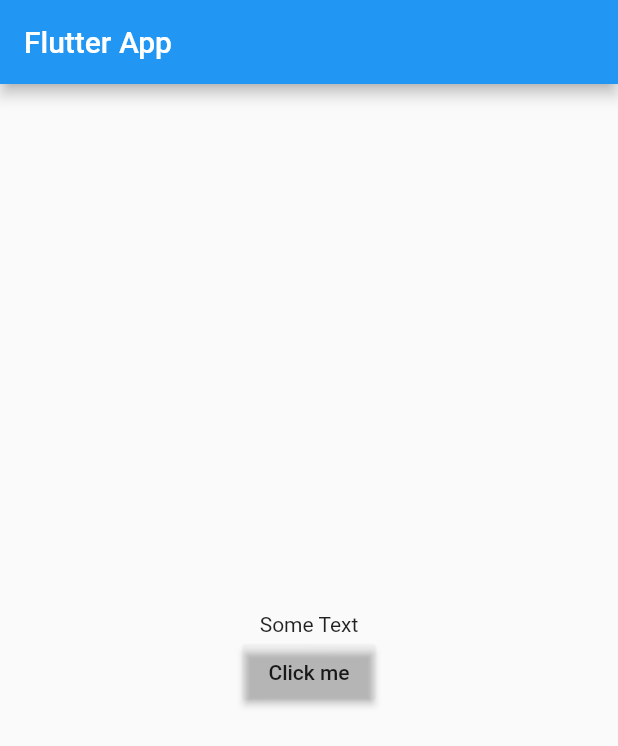
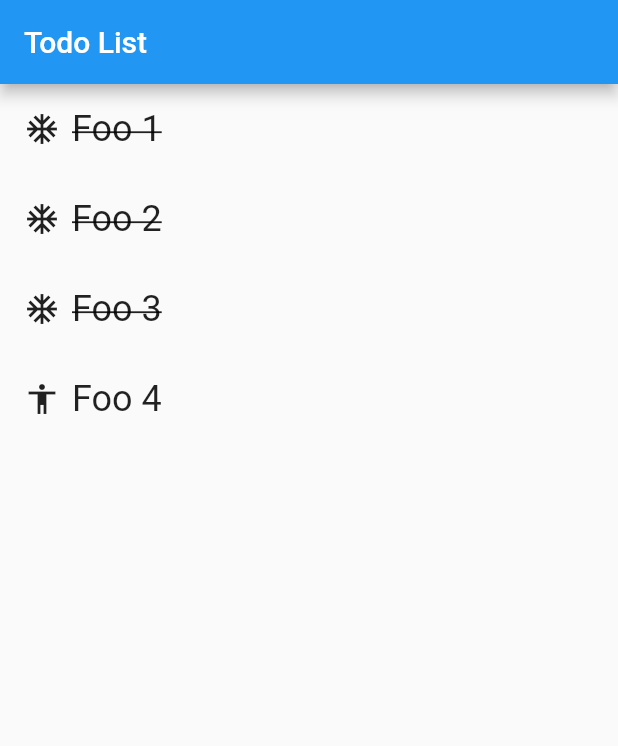
Before and after one commit to priyanallan/first-flutter-session, a Flutter app: the screen it shows after launch, on a phone screen of 412 x 824 dp. Shown: the top 746 px of the screen. Run offline on Flutter 3.47's test engine with Material 2 defaults, Android fonts, the phone set to English and light mode, and no system bars.

Commit message:
Implemented ToDo ListView and corresponding list items

```diff
--- a/lib/main.dart
+++ b/lib/main.dart
@@ -1,32 +1,28 @@
 import 'package:flutter/material.dart';
+import 'screen.dart';
+import 'todo_list_route.dart';
 
 void main() => runApp(new MyFlutterApp());
 
-class MyFlutterApp extends StatelessWidget {
+class MyFlutterApp extends StatelessWidget{
   @override
   Widget build(BuildContext context) {
-    // TODO: implement build
-    return MaterialApp(
-      home: Scaffold(
-          appBar: AppBar(
-            title: Text('Flutter App'),
-          ),
-          body: Center(
-              child: Column(
-                mainAxisAlignment: MainAxisAlignment.center,
-            children: <Widget>[
-              Text('Some Text'),
-              RaisedButton(
-                color: Color(255),
-                child: Text('Click me'),
-                onPressed: () {
-                  print("You clicked the button");
-                },
-              ),
-            ],
-          )
-          )
+    return new MaterialApp(
+      title: 'Flutter Demo',
+      theme: new ThemeData(
+        primarySwatch: Colors.blue,
       ),
+      home: TodoListApp(),
     );
   }
 }
+
+class TodoListApp extends StatelessWidget{
+  @override
+  Widget build(BuildContext context) {
+    return Screen(
+      title: 'Todo List',
+      body: TodoListRoute(),
+    );
+  }
+}
--- /dev/null
+++ b/lib/screen.dart
@@ -0,0 +1,23 @@
+import 'package:flutter/material.dart';
+
+class Screen extends StatelessWidget {
+  final String title;
+  final Widget body;
+
+  const Screen({
+    @required this.title,
+    @required this.body,
+  })
+      : assert(title != null),
+        assert(body != null);
+
+  @override
+  Widget build(BuildContext context) {
+    return Scaffold(
+      appBar: AppBar(
+        title: Text(title),
+      ),
+      body: body,
+    );
+  }
+}
--- /dev/null
+++ b/lib/todo.dart
@@ -0,0 +1,30 @@
+import 'package:flutter/material.dart';
+
+class Todo {
+  final String title;
+  final String description;
+  final bool isDone;
+  final IconData icon;
+
+  const Todo({
+    @required this.title,
+    this.description = "",
+    @required this.isDone,
+    @required this.icon,
+  })  : assert(title != null),
+        assert(isDone != null),
+        assert(icon != null);
+
+  Todo copy({
+    String title,
+    String description,
+    bool isDone,
+    IconData icon,
+}) {
+    return Todo (title: title ?? this.title,
+    description: description ?? this.description,
+    isDone: isDone ?? this.isDone,
+    icon: icon ?? this.icon,
+    );
+  }
+}
--- /dev/null
+++ b/lib/todo_list_route.dart
@@ -0,0 +1,41 @@
+import 'package:flutter/material.dart';
+import 'todo.dart';
+import 'todo_row.dart';
+
+class TodoListRoute extends StatefulWidget {
+  @override
+  TodoListRouteState createState() {
+    return TodoListRouteState();
+  }
+}
+
+class TodoListRouteState extends State<TodoListRoute> {
+  final _items = <Todo>[
+    Todo(
+        title: "Foo 1",
+        description: "This is a fancy description",
+        isDone: true,
+        icon: Icons.ac_unit),
+    Todo(title: "Foo 2", isDone: true, icon: Icons.ac_unit),
+    Todo(title: "Foo 3", isDone: true, icon: Icons.ac_unit),
+    Todo(title: "Foo 4", isDone: false, icon: Icons.accessibility),
+  ];
+
+  @override
+  Widget build(BuildContext context) {
+    return ListView.builder(
+        itemCount: _items.length,
+        itemBuilder: (BuildContext context, int index) {
+          return TodoRow(
+            todo: _items[index],
+            onTodoUpdated: (updatedTodo) {
+              setState(() {
+                _items[index] = updatedTodo;
+              });
+
+              print("This is an update in the list $updatedTodo");
+            },
+          );
+        });
+  }
+}
--- /dev/null
+++ b/lib/todo_route.dart
@@ -0,0 +1,54 @@
+import 'package:flutter/material.dart';
+
+import 'todo.dart';
+import 'screen.dart';
+
+class TodoRoute extends StatefulWidget {
+  final Todo todo;
+  final void Function(Todo updatedTodo) onTodoUpdated;
+
+  TodoRoute({
+    @required this.todo,
+    @required this.onTodoUpdated,
+  })  : assert(todo != null),
+        assert(onTodoUpdated != null);
+
+  @override
+  State<StatefulWidget> createState() {
+    return _TodoRouteState();
+  }
+}
+
+class _TodoRouteState extends State<TodoRoute> {
+  Todo _todo;
+
+  @override
+  void initState() {
+    _todo = widget.todo;
+    super.initState();
+  }
+
+  @override
+  Widget build(BuildContext context) {
+    return Screen(
+      title: _todo.title,
+      body: Column(
+        children: <Widget>[
+          Text(_todo.description),
+          Checkbox(
+            value: _todo.isDone,
+            onChanged: (newValue) {
+              setState(() {
+                final updatedTodo = _todo.copy(isDone: newValue);
+                _todo = updatedTodo;
+                widget.onTodoUpdated(updatedTodo);
+              });
+
+              print("Just checked $newValue");
+            },
+          ),
+        ],
+      ),
+    );
+  }
+}
--- /dev/null
+++ b/lib/todo_row.dart
@@ -0,0 +1,54 @@
+import 'package:flutter/material.dart';
+import 'todo.dart';
+import 'todo_route.dart';
+
+class TodoRow extends StatelessWidget {
+  final Todo todo;
+  final void Function(Todo updatedTodo) onTodoUpdated;
+
+  TodoRow({
+    @required this.todo,
+    @required this.onTodoUpdated,
+  }) : assert(todo != null), assert(onTodoUpdated != null);
+
+  @override
+  Widget build(BuildContext context) {
+    return InkWell(
+      onTap: () {
+        Navigator.push(
+          context,
+          MaterialPageRoute(
+            builder: (context) => TodoRoute(
+              todo: todo,
+              onTodoUpdated: onTodoUpdated,
+            ),
+          ),
+        );
+      },
+      highlightColor: Colors.pinkAccent,
+      child: Padding(
+        padding: const EdgeInsets.all(16.0),
+        child: Row(
+          mainAxisAlignment: MainAxisAlignment.center,
+          children: <Widget>[
+            Icon(todo.icon),
+            Expanded(
+              child: Padding(
+                padding: const EdgeInsets.only(left: 8.0),
+                child: Text(
+                  todo.title,
+                  style: TextStyle(
+                    fontSize: 24.0,
+                    decoration: todo.isDone
+                        ? TextDecoration.lineThrough
+                        : TextDecoration.none,
+                  ),
+                ),
+              ),
+            ),
+          ],
+        ),
+      ),
+    );
+  }
+}
```
